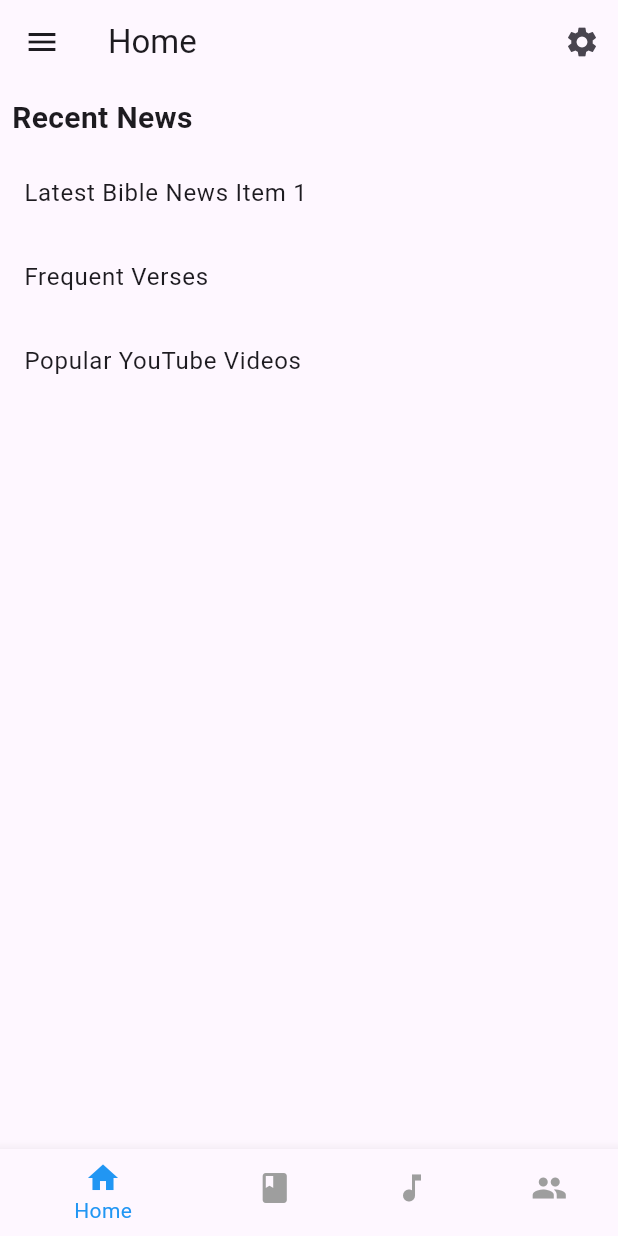
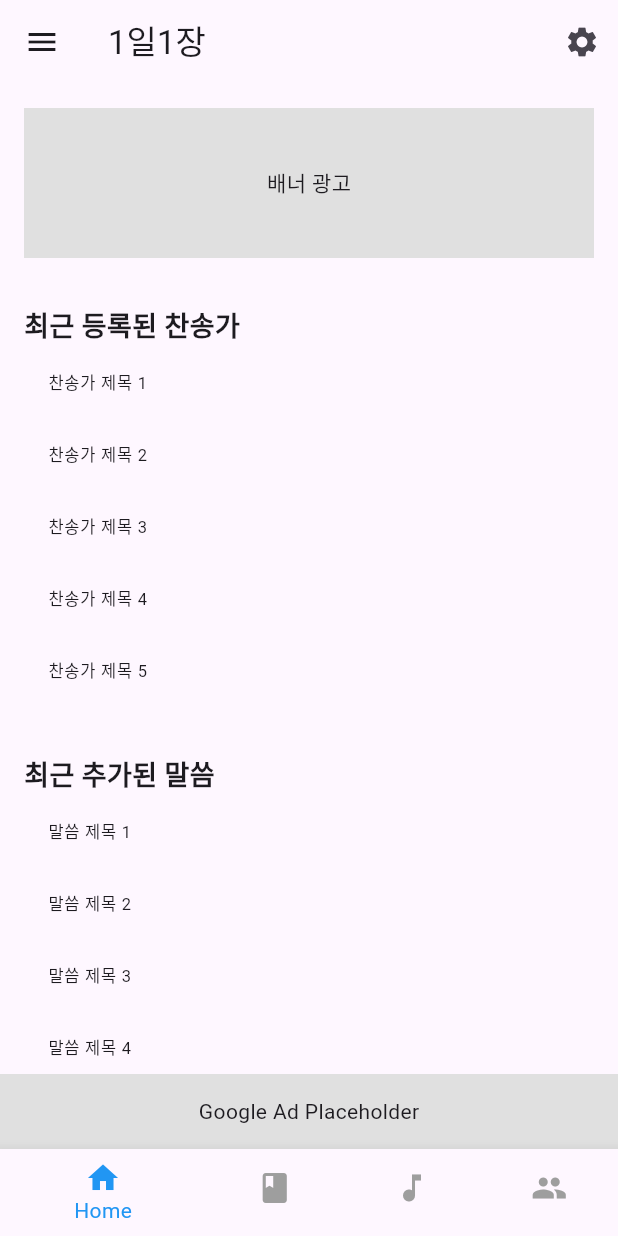
Before and after one commit to kys7442/ex8, a Flutter app: the screen it shows after launch, on a phone screen of 412 x 824 dp. Run offline on Flutter 3.47's test engine with Material 3 defaults, Android fonts, the phone set to English and light mode, and no system bars; our stand-ins replace flutter_dotenv; network calls fail.

Commit message:
홈화면 구성

```diff
--- a/lib/main.dart
+++ b/lib/main.dart
@@ -12,19 +12,28 @@ Future<void> main() async {
 }
 
 class MyApp extends StatelessWidget {
+  const MyApp({Key? key}) : super(key: key);
+
   @override
   Widget build(BuildContext context) {
     return MaterialApp(
       debugShowCheckedModeBanner: false,
-      title: 'Flutter Bible App',
-      theme: ThemeData(
-        primarySwatch: Colors.blue,
+      title: '1일1장',
+      theme: ThemeData.light().copyWith(
         bottomNavigationBarTheme: BottomNavigationBarThemeData(
-          backgroundColor: Colors.grey[850], // 하단 메뉴 바의 배경색을 그레이로 설정
+          backgroundColor: Colors.grey[850],
           selectedItemColor: Colors.white,
           unselectedItemColor: Colors.grey,
         ),
       ),
+      darkTheme: ThemeData.dark().copyWith(
+        bottomNavigationBarTheme: BottomNavigationBarThemeData(
+          backgroundColor: Colors.grey[850],
+          selectedItemColor: Colors.white,
+          unselectedItemColor: Colors.grey,
+        ),
+      ),
+      themeMode: ThemeMode.system, // 시스템 설정에 따라 테마 변경
       home: SplashScreen(),
     );
   }
@@ -99,9 +108,25 @@ class _MainPageState extends State<MainPage> {
   @override
   Widget build(BuildContext context) {
     return Scaffold(
-      body: IndexedStack(
-        index: _selectedIndex,
-        children: _pages,
+      body: Column(
+        children: [
+          Expanded(
+            child: IndexedStack(
+              index: _selectedIndex,
+              children: _pages.map((page) {
+                return Padding(
+                  padding: const EdgeInsets.only(bottom: 10.0), // 광고 영역만큼 패딩 추가
+                  child: page,
+                );
+              }).toList(),
+            ),
+          ),
+          Container(
+            color: Colors.grey[300],
+            height: 50,
+            child: Center(child: Text('Google Ad Placeholder')),
+          ),
+        ],
       ),
       bottomNavigationBar: BottomNavigationBar(
         items: const <BottomNavigationBarItem>[
@@ -136,14 +161,13 @@ class HomePage extends StatelessWidget {
   Widget build(BuildContext context) {
     return Scaffold(
       appBar: AppBar(
-        title: Text('Home'),
+        title: Text('1일1장'),
         leading: Builder(
           builder: (context) {
             return IconButton(
               icon: Icon(Icons.menu),
               onPressed: () {
-                Scaffold.of(context)
-                    .openDrawer(); // Builder를 통해 올바른 context를 가져옴
+                Scaffold.of(context).openDrawer();
               },
             );
           },
@@ -216,31 +240,76 @@ class HomePage extends StatelessWidget {
           ],
         ),
       ),
-      body: Column(
-        crossAxisAlignment: CrossAxisAlignment.start,
+      body: ListView(
+        padding: EdgeInsets.all(16.0),
         children: [
-          Padding(
-            padding: const EdgeInsets.all(8.0),
-            child: Text(
-              'Recent News',
-              style: TextStyle(fontSize: 20, fontWeight: FontWeight.bold),
+          // 배너 광고 박스
+          Container(
+            height: 100,
+            color: Colors.grey[300],
+            child: Center(child: Text('배너 광고')),
+          ),
+          SizedBox(height: 32),
+
+          // 최근 등록된 찬송가
+          Text('최근 등록된 찬송가',
+              style: TextStyle(fontSize: 18, fontWeight: FontWeight.bold)),
+          ...List.generate(
+            5,
+            (index) => ListTile(
+              dense: true,
+              title: Text(
+                '찬송가 제목 ${index + 1}',
+                style: TextStyle(fontSize: 11),
+              ),
             ),
           ),
-          Expanded(
-            child: ListView(
-              children: [
-                ListTile(
-                  title: Text('Latest Bible News Item 1'),
-                ),
-                ListTile(
-                  title: Text('Frequent Verses'),
-                ),
-                ListTile(
-                  title: Text('Popular YouTube Videos'),
-                ),
-              ],
+          SizedBox(height: 32),
+
+          // 최근 추가된 말씀
+          Text('최근 추가된 말씀',
+              style: TextStyle(fontSize: 18, fontWeight: FontWeight.bold)),
+          ...List.generate(
+            5,
+            (index) => ListTile(
+              dense: true,
+              title: Text(
+                '말씀 제목 ${index + 1}',
+                style: TextStyle(fontSize: 11),
+              ),
             ),
           ),
+          SizedBox(height: 32),
+
+          // 핫 클릭 말씀
+          Text('핫 클릭 말씀',
+              style: TextStyle(fontSize: 18, fontWeight: FontWeight.bold)),
+          ...List.generate(
+            5,
+            (index) => ListTile(
+              dense: true,
+              title: Text(
+                '핫 클릭 말씀 제목 ${index + 1}',
+                style: TextStyle(fontSize: 11),
+              ),
+            ),
+          ),
+          SizedBox(height: 32),
+
+          // 자주보는 성경구절
+          Text('자주보는 성경구절',
+              style: TextStyle(fontSize: 18, fontWeight: FontWeight.bold)),
+          ...List.generate(
+            5,
+            (index) => ListTile(
+              dense: true,
+              title: Text(
+                '성경구절 제목 ${index + 1}',
+                style: TextStyle(fontSize: 11),
+              ),
+            ),
+          ),
+          SizedBox(height: 32),
         ],
       ),
     );
@@ -688,6 +757,14 @@ class _HymnPageState extends State<HymnPage> {
     }
   }
 
+  Future<void> _launchURL(String url) async {
+    if (await canLaunch(url)) {
+      await launch(url);
+    } else {
+      throw 'Could not launch $url';
+    }
+  }
+
   @override
   Widget build(BuildContext context) {
     return Scaffold(
@@ -696,35 +773,26 @@ class _HymnPageState extends State<HymnPage> {
           ? Center(child: CircularProgressIndicator())
           : errorMessage.isNotEmpty
               ? Center(child: Text(errorMessage))
-              : GridView.builder(
+              : ListView.builder(
                   padding: EdgeInsets.all(8.0),
-                  gridDelegate: SliverGridDelegateWithFixedCrossAxisCount(
-                    crossAxisCount: 5, // 한 줄에 5개의 카드
-                    childAspectRatio: 2 / 1, // 카드의 가로 세로 비율
-                  ),
                   itemCount: hymns.length,
                   itemBuilder: (context, index) {
                     final hymn = hymns[index];
-                    return Card(
-                      elevation: 2,
-                      child: InkWell(
-                        onTap: () {
-                          Navigator.push(
-                            context,
-                            MaterialPageRoute(
-                              builder: (context) =>
-                                  HymnDetailPage(hymnId: hymn['id']),
-                            ),
-                          );
-                        },
-                        child: Center(
-                          child: Text(
-                            hymn['title'],
-                            textAlign: TextAlign.center,
-                            style: TextStyle(fontSize: 14),
-                          ),
-                        ),
+                    final lyricsPreview = hymn['lyrics'] != null
+                        ? hymn['lyrics'].substring(0, 30) + '...'
+                        : 'No lyrics available';
+
+                    return ListTile(
+                      title: Text(hymn['title']),
+                      subtitle: Text(
+                        '${hymn['category']} - $lyricsPreview',
+                        maxLines: 1,
+                        overflow: TextOverflow.ellipsis,
                       ),
+                      trailing: Icon(Icons.link),
+                      onTap: () {
+                        _launchURL(hymn['link']);
+                      },
                     );
                   },
                 ),
@@ -918,7 +986,7 @@ class MainPageBottomNavigationBar extends StatelessWidget {
           context,
           MaterialPageRoute(
               builder: (context) =>
-                  MainPage(initialIndex: index)), // 선택한 인덱스를 MainPage로 전달
+                  MainPage(initialIndex: index)), // 선택한 인덱스를 MainPage로 달
           (route) => false,
         );
       },
--- a/pubspec.yaml
+++ b/pubspec.yaml
@@ -33,6 +33,7 @@ dependencies:
   provider: ^6.0.5
   flutter_svg: ^2.0.14
   http: 1.2.2 # API 호출을 위해 필요한 패키지
+  google_mobile_ads: ^2.0.0
 
   # The following adds the Cupertino Icons font to your application.
   # Use with the CupertinoIcons class for iOS style icons.
```
Also changed, not shown: pubspec.lock.
